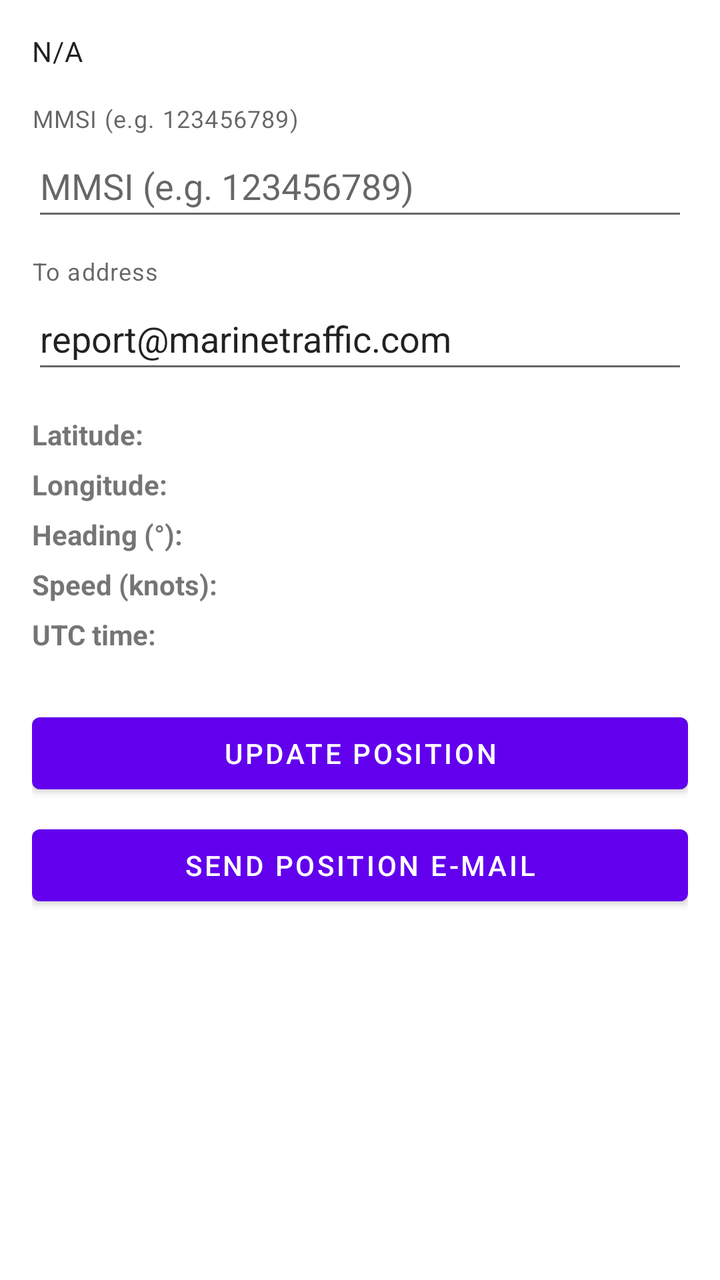
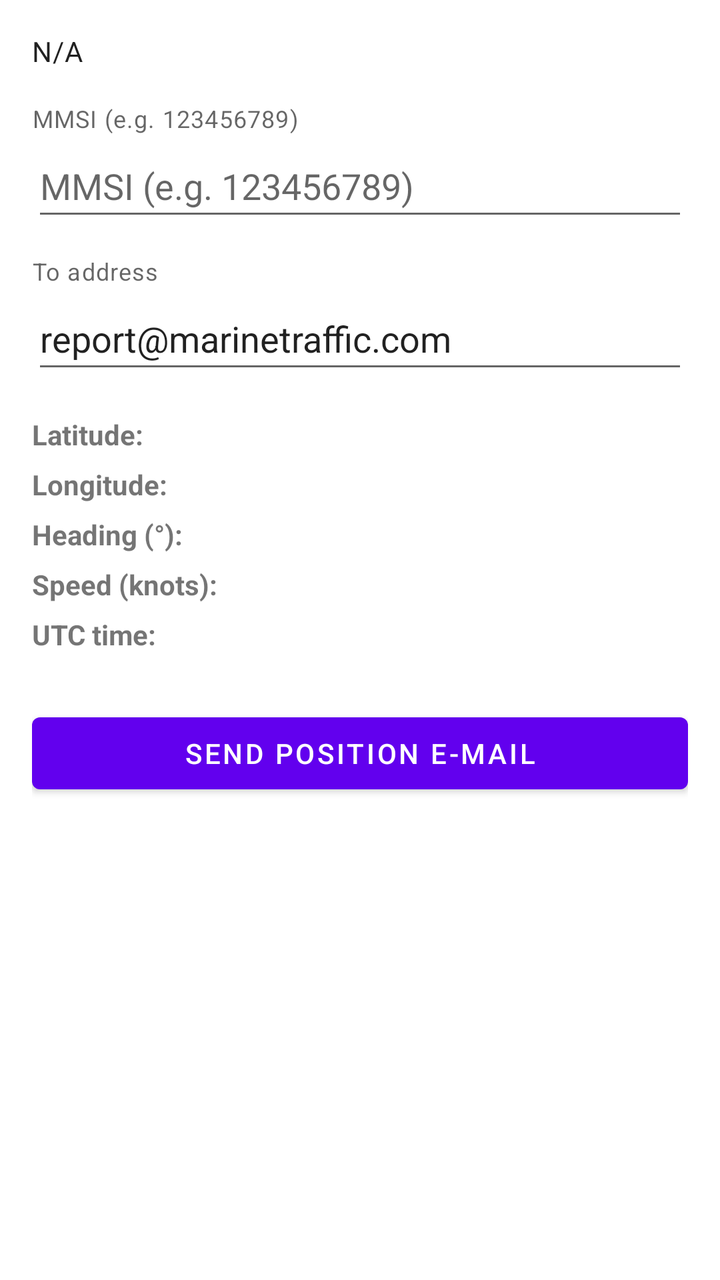

Compare the two renders of this Android layout. The source of the first and the diff that turns it into the second are given below.
<!-- AndroidManifest.xml: application theme Theme.ArcToolbox -->
<!-- res/layout/activity_main.xml -->
<?xml version="1.0" encoding="utf-8"?>
<ScrollView xmlns:android="http://schemas.android.com/apk/res/android"
    xmlns:tools="http://schemas.android.com/tools"
    android:id="@+id/rootScrollView"
    android:layout_width="match_parent"
    android:layout_height="match_parent"
    android:fillViewport="true"
    android:fitsSystemWindows="true"
    tools:context=".MainActivity">

    <LinearLayout
        android:layout_width="match_parent"
        android:layout_height="wrap_content"
        android:orientation="vertical"
        android:padding="16dp">

        <TextView
            android:id="@+id/tvStatus"
            android:layout_width="match_parent"
            android:layout_height="wrap_content"
            android:layout_marginBottom="16dp"
            android:text="@string/status_na"
            android:textAppearance="?attr/textAppearanceBody2" />

        <TextView
            android:layout_width="wrap_content"
            android:layout_height="wrap_content"
            android:text="@string/mmsi_hint"
            android:textAppearance="?attr/textAppearanceCaption" />

        <EditText
            android:id="@+id/editMmsi"
            android:layout_width="match_parent"
            android:layout_height="wrap_content"
            android:layout_marginBottom="12dp"
            android:autofillHints=""
            android:hint="@string/mmsi_hint"
            android:importantForAutofill="no"
            android:inputType="number"
            android:minHeight="48dp" />

        <TextView
            android:layout_width="wrap_content"
            android:layout_height="wrap_content"
            android:text="@string/email_hint"
            android:textAppearance="?attr/textAppearanceCaption" />

        <EditText
            android:id="@+id/editEmail"
            android:layout_width="match_parent"
            android:layout_height="wrap_content"
            android:layout_marginBottom="16dp"
            android:autofillHints="emailAddress"
            android:hint="@string/email_hint"
            android:inputType="textEmailAddress"
            android:minHeight="48dp"
            android:text="@string/default_email" />

        <TableLayout
            android:layout_width="match_parent"
            android:layout_height="wrap_content"
            android:layout_marginBottom="20dp"
            android:stretchColumns="1">

            <TableRow android:layout_marginBottom="6dp">
                <TextView
                    android:layout_width="wrap_content"
                    android:layout_height="wrap_content"
                    android:text="@string/latitude_label"
                    android:textStyle="bold" />
                <TextView
                    android:id="@+id/tvLatitude"
                    android:layout_width="wrap_content"
                    android:layout_height="wrap_content"
                    android:gravity="end"
                    android:text="" />
            </TableRow>

            <TableRow android:layout_marginBottom="6dp">
                <TextView
                    android:layout_width="wrap_content"
                    android:layout_height="wrap_content"
                    android:text="@string/longitude_label"
                    android:textStyle="bold" />
                <TextView
                    android:id="@+id/tvLongitude"
                    android:layout_width="wrap_content"
                    android:layout_height="wrap_content"
                    android:gravity="end"
                    android:text="" />
            </TableRow>

            <TableRow android:layout_marginBottom="6dp">
                <TextView
                    android:layout_width="wrap_content"
                    android:layout_height="wrap_content"
                    android:text="@string/heading_label"
                    android:textStyle="bold" />
                <TextView
                    android:id="@+id/tvBearing"
                    android:layout_width="wrap_content"
                    android:layout_height="wrap_content"
                    android:gravity="end"
                    android:text="" />
            </TableRow>

            <TableRow android:layout_marginBottom="6dp">
                <TextView
                    android:layout_width="wrap_content"
                    android:layout_height="wrap_content"
                    android:text="@string/speed_label"
                    android:textStyle="bold" />
                <TextView
                    android:id="@+id/tvSpeed"
                    android:layout_width="wrap_content"
                    android:layout_height="wrap_content"
                    android:gravity="end"
                    android:text="" />
            </TableRow>

            <TableRow android:layout_marginBottom="6dp">
                <TextView
                    android:layout_width="wrap_content"
                    android:layout_height="wrap_content"
                    android:text="@string/utc_time_label"
                    android:textStyle="bold" />
                <TextView
                    android:id="@+id/tvUtctime"
                    android:layout_width="wrap_content"
                    android:layout_height="wrap_content"
                    android:gravity="end"
                    android:text="" />
            </TableRow>
        </TableLayout>

        <Button
            android:id="@+id/btnGetLocation"
            android:layout_width="match_parent"
            android:layout_height="wrap_content"
            android:layout_marginBottom="8dp"
            android:text="@string/btn_update_position" />

        <Button
            android:id="@+id/btnEmail"
            android:layout_width="match_parent"
            android:layout_height="wrap_content"
            android:text="@string/btn_send_email" />

    </LinearLayout>

</ScrollView>
<!-- resources referenced by this layout -->
<resources>
  <string name="btn_send_email">Send position e-mail</string>
  <string name="btn_update_position">Update position</string>
  <string name="default_email">report@marinetraffic.com</string>
  <string name="email_hint">To address</string>
  <string name="heading_label">Heading (°):</string>
  <string name="latitude_label">Latitude:</string>
  <string name="longitude_label">Longitude:</string>
  <string name="mmsi_hint">MMSI (e.g. 123456789)</string>
  <string name="speed_label">Speed (knots):</string>
  <string name="status_na">N/A</string>
  <string name="utc_time_label">UTC time:</string>
  <style name="Theme.ArcToolbox" parent="Theme.MaterialComponents.DayNight.DarkActionBar">
          
          <item name="colorPrimary">@color/purple_500</item>
          <item name="colorPrimaryVariant">@color/purple_700</item>
          <item name="colorOnPrimary">@color/white</item>
          
          <item name="colorSecondary">@color/teal_200</item>
          <item name="colorSecondaryVariant">@color/teal_700</item>
          <item name="colorOnSecondary">@color/black</item>
          
          <item name="android:statusBarColor">?attr/colorPrimaryVariant</item>
          
      </style>
  <color name="purple_500">#FF6200EE</color>
  <color name="purple_700">#FF3700B3</color>
  <color name="white">#FFFFFFFF</color>
  <color name="teal_200">#FF03DAC5</color>
  <color name="teal_700">#FF018786</color>
  <color name="black">#FF000000</color>
</resources>

<!-- the commit's change to res/layout/activity_main.xml (unified diff, before → after) -->
@@ -5,7 +5,6 @@
     android:layout_width="match_parent"
     android:layout_height="match_parent"
     android:fillViewport="true"
-    android:fitsSystemWindows="true"
     tools:context=".MainActivity">
 
     <LinearLayout
@@ -134,13 +133,6 @@
         </TableLayout>
 
         <Button
-            android:id="@+id/btnGetLocation"
-            android:layout_width="match_parent"
-            android:layout_height="wrap_content"
-            android:layout_marginBottom="8dp"
-            android:text="@string/btn_update_position" />
-
-        <Button
             android:id="@+id/btnEmail"
             android:layout_width="match_parent"
             android:layout_height="wrap_content"
<!-- resource entries referenced after the edit -->
@@ -1,7 +1,6 @@
 <!-- resources referenced by this layout -->
 <resources>
   <string name="btn_send_email">Send position e-mail</string>
-  <string name="btn_update_position">Update position</string>
   <string name="default_email">report@marinetraffic.com</string>
   <string name="email_hint">To address</string>
   <string name="heading_label">Heading (°):</string>
